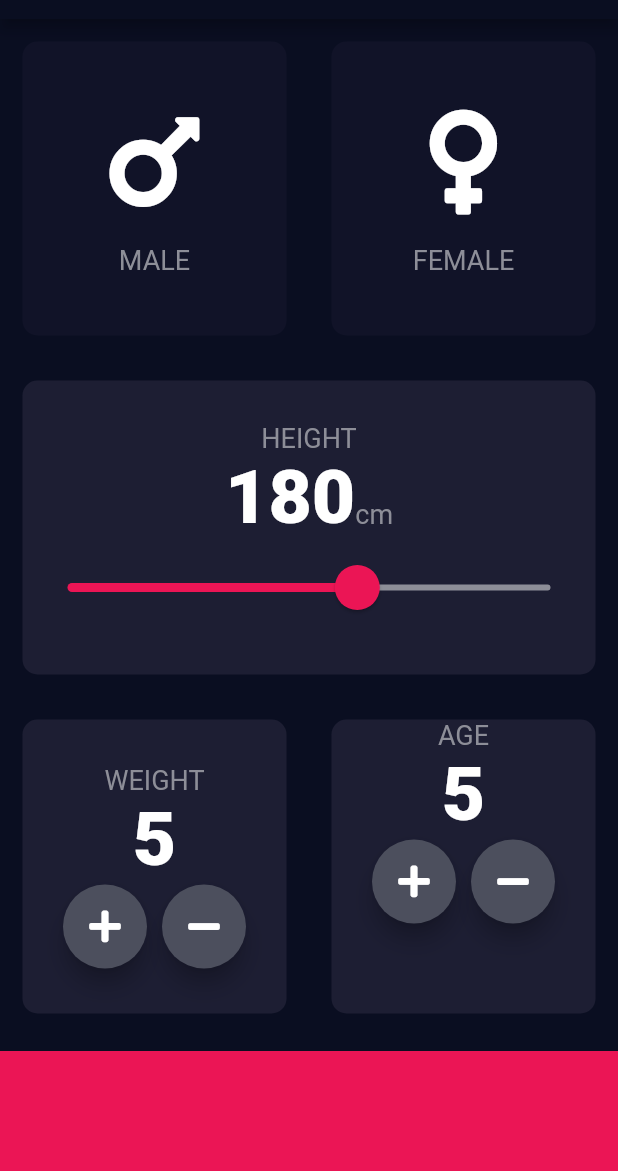
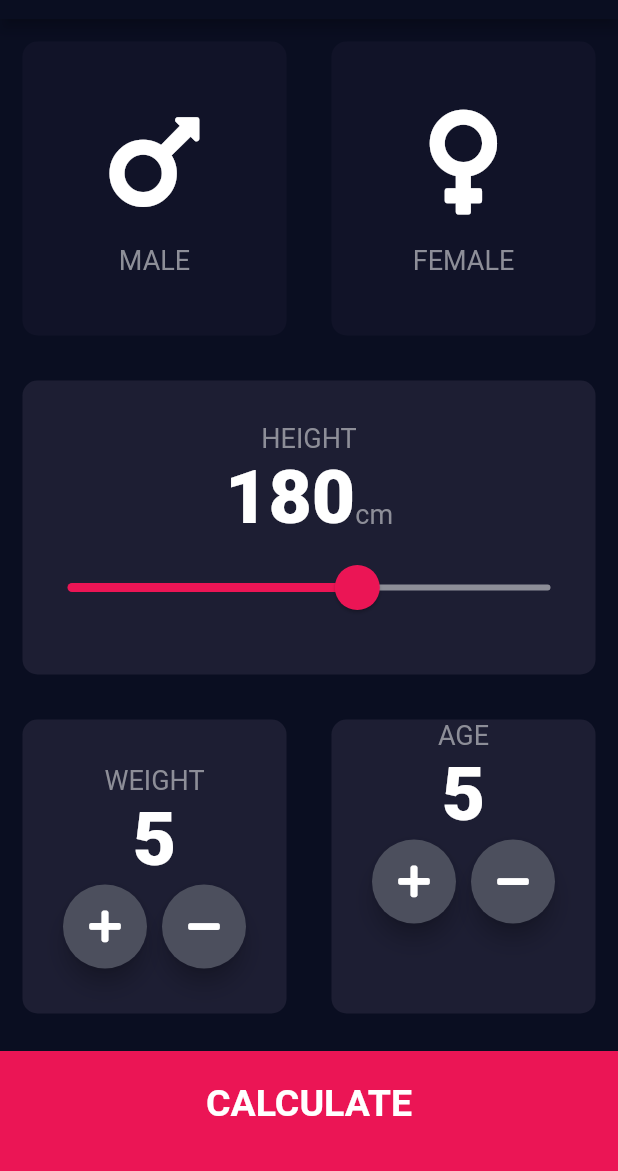
Before and after one commit to shadrachodek/bmi-calculator-flutter, a Flutter app: the screen it shows after launch, on a phone screen of 412 x 824 dp, the part 65-1236 px from its top. Run offline on Flutter 3.47's test engine with Material 2 defaults, Android fonts, the phone set to English and light mode, and no system bars; our stand-ins replace font_awesome_flutter.

Commit message:
linked page and reorganised directory

```diff
--- /dev/null
+++ b/lib/components/bottom_button.dart
@@ -0,0 +1,30 @@
+import 'package:flutter/material.dart';
+
+import '../constants.dart';
+
+class BottomButton extends StatelessWidget {
+  BottomButton({@required this.onTap, this.buttonTitle});
+
+  final Function onTap;
+  final String buttonTitle;
+
+  @override
+  Widget build(BuildContext context) {
+    return GestureDetector(
+      onTap: onTap,
+      child: Container(
+        child: Center(
+          child: Text(
+            buttonTitle,
+            style: kLargeButtonTextStyle,
+          ),
+        ),
+        color: kBottomContainerColor,
+        margin: EdgeInsets.only(top: 10.0),
+        padding: EdgeInsets.only(bottom: 10.0),
+        width: double.infinity,
+        height: kBottomContainerHeight,
+      ),
+    );
+  }
+}
--- a/lib/icon_content.dart
+++ b/lib/components/icon_content.dart
@@ -1,6 +1,6 @@
 import 'package:flutter/material.dart';
 
-import 'constants.dart';
+import '../constants.dart';
 
 class IconContent extends StatelessWidget {
   final IconData icon;
--- a/lib/main.dart
+++ b/lib/main.dart
@@ -1,6 +1,6 @@
 import 'package:flutter/material.dart';
 
-import 'input_page.dart';
+import 'screens/input_page.dart';
 
 void main() {
   runApp(BMICalculator());
--- a/lib/input_page.dart
+++ b/lib/screens/input_page.dart
@@ -1,10 +1,12 @@
 import 'package:flutter/cupertino.dart';
 import 'package:flutter/material.dart';
 import 'package:font_awesome_flutter/font_awesome_flutter.dart';
+import 'file:///C:/Users/Shadrach%20Odekhiran/AndroidStudioProjects/tiptip/lib/screens/results_page.dart';
 
-import 'constants.dart';
-import 'icon_content.dart';
-import 'reusable_card.dart';
+import '../components/bottom_button.dart';
+import '../constants.dart';
+import '../components/icon_content.dart';
+import '../components/reusable_card.dart';
 
 enum Gender { male, female }
 
@@ -204,11 +206,16 @@ class _InputPageState extends State<InputPage> {
                 ),
               ],
             )),
-            Container(
-              color: kBottomContainerColor,
-              margin: EdgeInsets.only(top: 10.0),
-              width: double.infinity,
-              height: kBottomContainerHeight,
+            BottomButton(
+              buttonTitle: 'CALCULATE',
+              onTap: () {
+                Navigator.push(
+                  context,
+                  MaterialPageRoute(
+                    builder: (context) => ResultsPage(),
+                  ),
+                );
+              },
             ),
           ],
         ));
```
Also changed, not shown: lib/calculator_brain.dart (added, +35 -0 lines), lib/constants.dart (+26 -0 lines), lib/screens/results_page.dart (added, +61 -0 lines), lib/components/reusable_card.dart (renamed from lib/reusable_card.dart).
